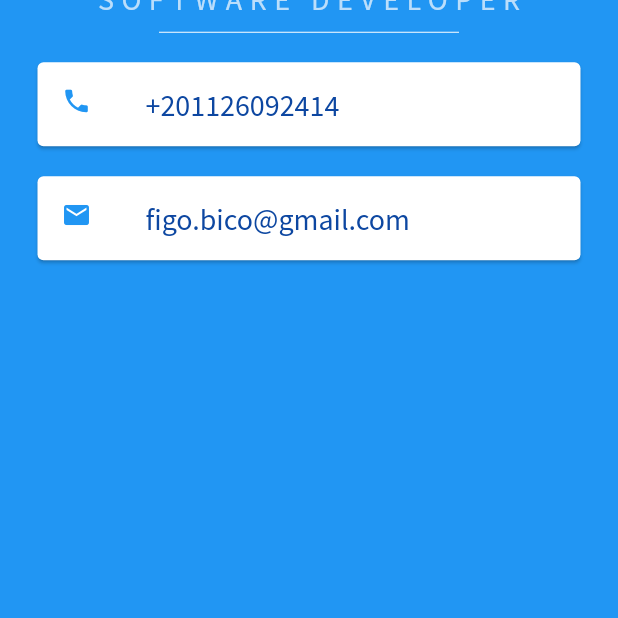
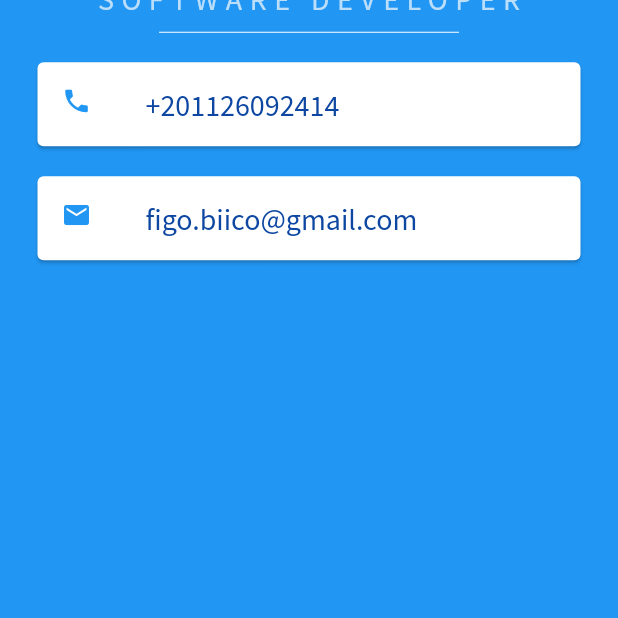
Before and after one commit to FaragMuhammad63/mi_card_app, a Flutter app: the screen it shows after launch, on a phone screen of 412 x 824 dp, the part 618-1236 px from its top. Run offline on Flutter 3.47's test engine with Material 2 defaults, Android fonts, the phone set to English and light mode, and no system bars.

Commit message:
First Commit

```diff
--- a/lib/main.dart
+++ b/lib/main.dart
@@ -72,7 +72,7 @@ class MyApp extends StatelessWidget {
                     color: Colors.blue,
                   ),
                   title: Text(
-                    'figo.bico@gmail.com',
+                    'figo.biico@gmail.com',
                     style: TextStyle(
                       fontSize: 20,
                       color: Colors.blue.shade900,
```
Also changed, not shown: 1 other file.
